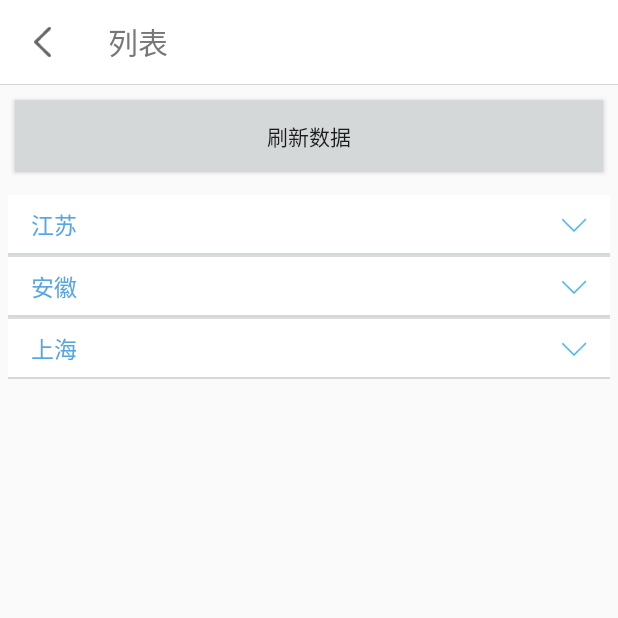
After one commit to authorRen/DailyWork, an Android app: the ExpandableListViewActivity screen opened directly, with no data from a screen before it, on a phone screen of 412 x 824 dp, the top half of it. The commit adds this screen. Run offline under Robolectric (Android 15) with nearby library versions, the phone set to English and light mode, and no system bars.

Commit message:
[功能] expandableListView功能

```diff
--- a/app/src/main/AndroidManifest.xml
+++ b/app/src/main/AndroidManifest.xml
@@ -38,6 +38,12 @@
         <activity
             android:name=".compant.ShapeActivity"
             android:theme="@style/AppTheme.NoActionBar"/>
+        <activity
+            android:name=".compant.GlideActivity"
+            android:theme="@style/AppTheme.NoActionBar"/>
+        <activity
+            android:name=".compant.ExpandableListViewActivity"
+            android:theme="@style/AppTheme.NoActionBar"/>
         静态注册广播接收器
         <receiver android:name=".compant.MyReciver">
             <intent-filter>
--- /dev/null
+++ b/app/src/main/java/com/caiyi/dailywork/adapter/MyExpandableListViewAdapter.java
@@ -0,0 +1,176 @@
+package com.caiyi.dailywork.adapter;
+
+import android.app.ExpandableListActivity;
+import android.content.Context;
+import android.view.LayoutInflater;
+import android.view.View;
+import android.view.ViewGroup;
+import android.widget.BaseExpandableListAdapter;
+import android.widget.ImageView;
+import android.widget.TextView;
+import android.widget.Toast;
+
+import com.caiyi.dailywork.R;
+
+import java.util.HashMap;
+import java.util.List;
+
+/**
+ * Created by RZQ on 2017/5/24.
+ */
+
+public class MyExpandableListViewAdapter extends BaseExpandableListAdapter {
+
+    private Context mContext;
+    private HashMap<String, List<String>> dataSet;
+    private List<String> parentList;
+
+    public MyExpandableListViewAdapter(Context mContext, HashMap<String, List<String>> dataSet, List<String> parentList) {
+        this.mContext = mContext;
+        this.dataSet = dataSet;
+        this.parentList = parentList;
+    }
+
+    /**
+     * 获得父项的数量
+     * @return
+     */
+    @Override
+    public int getGroupCount() {
+        return dataSet.size();
+    }
+
+    /**
+     * 获得某个父项的子项数量
+     * @return
+     */
+    @Override
+    public int getChildrenCount(int parentPos) {
+        return dataSet.get(parentList.get(parentPos)).size();
+    }
+
+    /**
+     * 获得某个父项
+     *
+     * @return
+     */
+    @Override
+    public Object getGroup(int parentPos) {
+        return dataSet.get(parentList.get(parentPos));
+    }
+
+    /**
+     * 获得某个父项的某个子项
+     *
+     * @return
+     */
+    @Override
+    public Object getChild(int parentPos, int childPos) {
+        return dataSet.get(parentList.get(parentPos)).get(childPos);
+    }
+
+    /**
+     * 获得某个父项的id
+     *
+     * @return
+     */
+    @Override
+    public long getGroupId(int groupPos) {
+        return groupPos;
+    }
+
+    /**
+     * 获得某个父项的某个子项的id
+     * @return
+     */
+    @Override
+    public long getChildId(int parentPos, int childPos) {
+        return childPos;
+    }
+
+    /**
+     * 按函数的名字来理解应该是是否具有稳定的id，这个方法目前一直都是返回false，没有去改动过
+     * @return
+     */
+    @Override
+    public boolean hasStableIds() {
+        return false;
+    }
+
+    /**
+     * 获得父项显示的view
+     *
+     * @param groupPosition
+     * @param isExpanded
+     * @param convertView
+     * @param parent
+     * @return
+     */
+    @Override
+    public View getGroupView(int groupPosition, boolean isExpanded, View convertView, ViewGroup parent) {
+        GroupHolder holder = null;
+        if (convertView == null) {
+            convertView = LayoutInflater.from(mContext).inflate(R.layout.list_city_choose, parent, false);
+            holder = new GroupHolder();
+            holder.title = (TextView) convertView.findViewById(R.id.title);
+            holder.arrow = (ImageView) convertView.findViewById(R.id.arrow_down);
+            convertView.setTag(holder);
+        } else {
+            holder = (GroupHolder) convertView.getTag();
+        }
+        String title = parentList.get(groupPosition);
+        holder.title.setText(title);
+        if (isExpanded) {
+            holder.arrow.setImageResource(R.drawable.gjj_arrow_up);
+        } else {
+            holder.arrow.setImageResource(R.drawable.gjj_arrow_down);
+        }
+        return convertView;
+    }
+
+    /**
+     * 获得子项显示的view
+     *
+     * @param groupPosition
+     * @param childPosition
+     * @param isLastChild
+     * @param convertView
+     * @param parent
+     * @return
+     */
+    @Override
+    public View getChildView(int groupPosition, int childPosition, boolean isLastChild, View convertView, ViewGroup parent) {
+        final String data = dataSet.get(parentList.get(groupPosition)).get(childPosition);
+        if (convertView == null) {
+            convertView = LayoutInflater.from(mContext).inflate(R.layout.list_city_choose_inner, parent, false);
+        }
+        TextView content = ViewHolder.get(convertView, R.id.chose_item);
+        content.setText(data);
+        content.setOnClickListener(new View.OnClickListener() {
+            @Override
+            public void onClick(View v) {
+                Toast.makeText(mContext, "点击了" + data, Toast.LENGTH_SHORT).show();
+            }
+        });
+        return convertView;
+    }
+
+    /**
+     *  子项是否可选中，如果需要设置子项的点击事件，需要返回true
+     *
+     * @param groupPosition
+     * @param childPosition
+     * @return
+     */
+    @Override
+    public boolean isChildSelectable(int groupPosition, int childPosition) {
+        return false;
+    }
+
+    private class GroupHolder {
+        //标题
+        TextView title;
+        //箭头
+        ImageView arrow;
+    }
+}
--- /dev/null
+++ b/app/src/main/java/com/caiyi/dailywork/compant/ExpandableListViewActivity.java
@@ -0,0 +1,125 @@
+package com.caiyi.dailywork.compant;
+
+
+import android.os.Bundle;
+import android.support.v7.widget.Toolbar;
+import android.view.View;
+import android.widget.Button;
+import android.widget.ExpandableListView;
+import android.widget.Toast;
+
+import com.caiyi.dailywork.R;
+import com.caiyi.dailywork.adapter.MyExpandableListViewAdapter;
+
+import java.util.ArrayList;
+import java.util.HashMap;
+import java.util.List;
+
+/**
+ * Created by RZQ on 2017/5/24.
+ */
+
+public class ExpandableListViewActivity extends BaseActivity {
+
+    private ExpandableListView listView;
+    private MyExpandableListViewAdapter adapter;
+    private List<String> parentList;
+    HashMap<String, List<String>> dataset;
+    private Button button;
+    private List<String> childrenList1;
+    private List<String> childrenList2;
+    private List<String> childrenList3;
+
+
+
+    @Override
+    protected void onCreate(Bundle savedInstanceState) {
+        super.onCreate(savedInstanceState);
+        setContentView(R.layout.activity_expandable);
+
+        initToolbar();
+
+        initData();
+
+        initView();
+
+    }
+
+    private void initData() {
+        dataset = new HashMap<>();
+        parentList = new ArrayList<>();
+        parentList.add("江苏");
+        parentList.add("安徽");
+        parentList.add("上海");
+        childrenList1 = new ArrayList<>();
+        childrenList2 = new ArrayList<>();
+        childrenList3 = new ArrayList<>();
+
+        childrenList1.add(parentList.get(0) + "-" + "南京");
+        childrenList1.add(parentList.get(0) + "-" + "无锡");
+        childrenList1.add(parentList.get(0) + "-" + "苏州");
+        childrenList2.add(parentList.get(1) + "-" + "滁州");
+        childrenList2.add(parentList.get(1) + "-" + "合肥");
+        childrenList2.add(parentList.get(1) + "-" + "宿州");
+        childrenList3.add(parentList.get(2) + "-" + "嘉定");
+        childrenList3.add(parentList.get(2) + "-" + "徐汇");
+        childrenList3.add(parentList.get(2) + "-" + "青浦");
+
+        dataset.put(parentList.get(0), childrenList1);
+        dataset.put(parentList.get(1), childrenList2);
+        dataset.put(parentList.get(2), childrenList3);
+
+    }
+
+    private void initView() {
+        button = (Button) findViewById(R.id.updateData);
+
+        button.setOnClickListener(new View.OnClickListener() {
+            @Override
+            public void onClick(View view) {
+                updateData();
+                Toast.makeText(ExpandableListViewActivity.this, "数据已更新", Toast.LENGTH_SHORT).show();
+            }
+        });
+        listView = (ExpandableListView) findViewById(R.id.ex_listView);
+        listView.setGroupIndicator(null);
+
+        adapter = new MyExpandableListViewAdapter(this, dataset, parentList);
+
+        listView.setAdapter(adapter);
+    }
+
+    private void initToolbar() {
+        Toolbar toolbar = (Toolbar) findViewById(R.id.toolbar);
+        setSupportActionBar(toolbar);
+        getSupportActionBar().setTitle("列表");
+    }
+
+    /**
+     * 更新数据
+     */
+    private void updateData() {
+        childrenList1.clear();
+        childrenList1.add(parentList.get(0) + "-" + "南京");
+        childrenList1.add(parentList.get(0) + "-" + "无锡");
+        childrenList1.add(parentList.get(0) + "-" + "苏州");
+        childrenList1.add(parentList.get(0) + "-" + "常州");
+        childrenList1.add(parentList.get(0) + "-" + "盐城");
+        childrenList1.add(parentList.get(0) + "-" + "扬州");
+        childrenList2.clear();
+        childrenList2.add(parentList.get(1) + "-" + "滁州");
+        childrenList2.add(parentList.get(1) + "-" + "合肥");
+        childrenList2.add(parentList.get(1) + "-" + "宿州");
+        childrenList2.add(parentList.get(1) + "-" + "亳州");
+        childrenList2.add(parentList.get(1) + "-" + "马鞍山");
+        childrenList2.add(parentList.get(1) + "-" + "芜湖");
+        childrenList3.clear();
+        childrenList3.add(parentList.get(2) + "-" + "嘉定");
+        childrenList3.add(parentList.get(2) + "-" + "徐汇");
+        childrenList3.add(parentList.get(2) + "-" + "青浦");
+        childrenList3.add(parentList.get(2) + "-" + "宝山");
+        childrenList3.add(parentList.get(2) + "-" + "浦东");
+        childrenList3.add(parentList.get(2) + "-" + "普陀");
+        adapter.notifyDataSetChanged();
+    }
+}
--- /dev/null
+++ b/app/src/main/res/layout/activity_expandable.xml
@@ -0,0 +1,30 @@
+<?xml version="1.0" encoding="utf-8"?>
+<LinearLayout xmlns:android="http://schemas.android.com/apk/res/android"
+    android:layout_width="match_parent"
+    android:layout_height="match_parent"
+    android:orientation="vertical">
+
+    <include layout="@layout/common_header"/>
+
+    <Button
+        android:id="@+id/updateData"
+        android:layout_width="match_parent"
+        android:layout_height="wrap_content"
+        android:layout_margin="10dp"
+        android:background="@color/gjj_divider"
+        android:layout_gravity="center"
+        android:text="刷新数据"/>
+
+    <ExpandableListView
+        android:id="@+id/ex_listView"
+        android:layout_margin="5dp"
+        android:fadingEdge="none"
+        android:dividerHeight="0dp"
+        android:clipToPadding="false"
+        android:layout_width="match_parent"
+        android:layout_height="wrap_content"
+        android:headerDividersEnabled="true"
+        android:footerDividersEnabled="false"/>
+
+
+</LinearLayout>
--- /dev/null
+++ b/app/src/main/res/layout/common_header.xml
@@ -0,0 +1,27 @@
+<?xml version="1.0" encoding="utf-8"?>
+<android.support.design.widget.AppBarLayout
+    xmlns:android="http://schemas.android.com/apk/res/android"
+    xmlns:app="http://schemas.android.com/apk/res-auto"
+    android:layout_width="match_parent"
+    android:layout_height="wrap_content"
+    android:fitsSystemWindows="true"
+    app:elevation="0dp"
+    >
+
+    <android.support.v7.widget.Toolbar
+        android:id="@+id/toolbar"
+        app:theme="@style/ThemeOverlay.AppCompat.Light"
+        android:background="@color/gjj_white"
+        android:layout_width="match_parent"
+        app:navigationIcon="@drawable/arrow_left_gray"
+        app:titleTextColor="@color/common_title_color"
+        android:layout_height="?attr/actionBarSize"
+        />
+
+    <View
+        android:layout_width="match_parent"
+        android:layout_height="1px"
+        android:layout_gravity="bottom"
+        android:background="@color/gjj_divider"
+        />
+</android.support.design.widget.AppBarLayout>
--- /dev/null
+++ b/app/src/main/res/layout/list_city_choose.xml
@@ -0,0 +1,34 @@
+<?xml version="1.0" encoding="utf-8"?>
+<RelativeLayout xmlns:android="http://schemas.android.com/apk/res/android"
+    android:layout_width="match_parent"
+    android:layout_height="40dp"
+    android:background="@color/gjj_white"
+    >
+    <TextView
+        android:id="@+id/title"
+        android:layout_width="wrap_content"
+        android:layout_height="wrap_content"
+        android:layout_centerHorizontal="true"
+        android:layout_centerVertical="true"
+        android:layout_alignParentLeft="true"
+        android:textColor="@color/gjj_text_blue"
+        android:paddingLeft="15dp"
+        android:textSize="15dp"/>
+
+    <ImageView
+        android:id="@+id/arrow_down"
+        android:layout_width="17dp"
+        android:layout_height="17dp"
+        android:layout_alignParentRight="true"
+        android:layout_centerVertical="true"
+        android:layout_marginRight="15dp"
+        android:scaleType="fitCenter"
+        android:src="@drawable/gjj_arrow_down"
+        />
+
+    <View
+        android:layout_width="match_parent"
+        android:layout_height="2px"
+        android:background="@color/gjj_divider"
+        android:layout_alignParentBottom="true"/>
+</RelativeLayout>
--- a/app/src/main/res/values/colors.xml
+++ b/app/src/main/res/values/colors.xml
@@ -12,4 +12,6 @@
     <color name="common_title_color">#777777</color>
     <color name="transparent">#00000000</color>
     <color name="gjj_text_blue">#ff57a5e2</color>
+    <color name="gjj_divider">#ffd5d8d9</color>
+    <color name="gjj_city_support_color">#FF363F46</color>
 </resources>
```
Also changed, not shown: app/build.gradle (+7 -0 lines), app/src/main/java/com/caiyi/dailywork/compant/GlideActivity.java (added, +53 -0 lines), app/src/main/java/com/caiyi/dailywork/compant/MainActivity.java (+9 -1 lines), app/src/main/res/drawable/gjj_normal_selector.xml (added, +15 -0 lines), app/src/main/res/layout/activity_glide.xml (added, +20 -0 lines), app/src/main/res/layout/activity_main.xml (+12 -0 lines), app/src/main/res/layout/list_city_choose_inner.xml (added, +23 -0 lines), app/src/main/res/drawable-xhdpi/arrow_left_gray.png (added), app/src/main/res/drawable-xhdpi/credit_placeholder_img.png (added), app/src/main/res/drawable-xhdpi/gjj_arrow_down.png (added), app/src/main/res/drawable-xhdpi/gjj_arrow_up.png (added).
